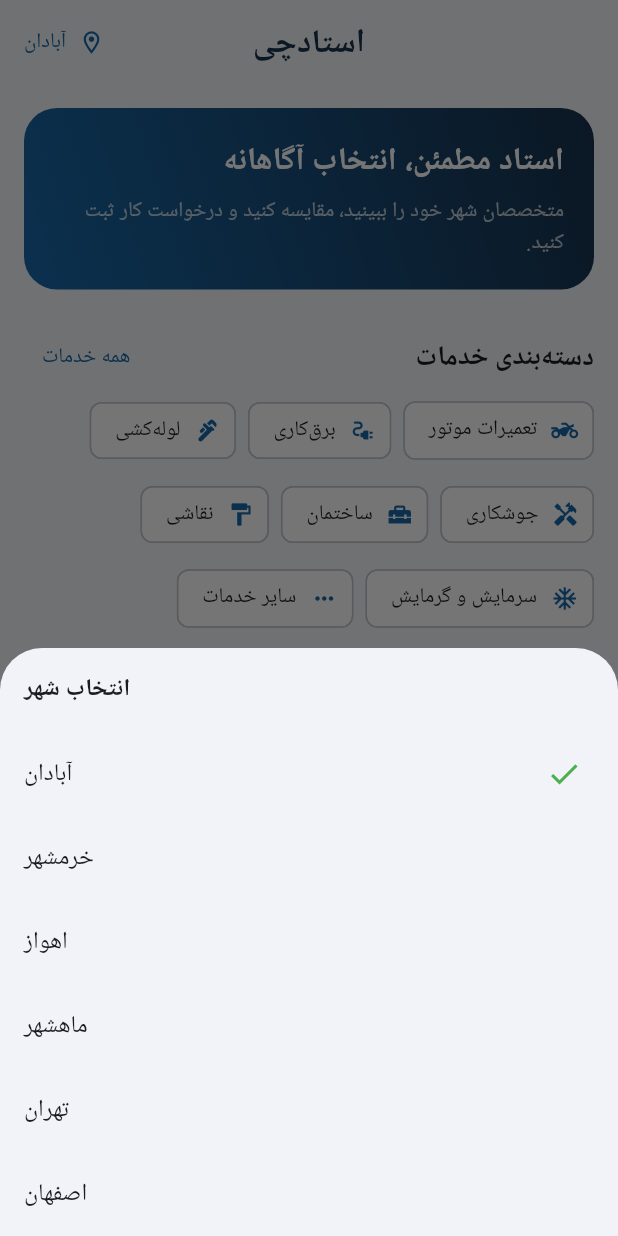
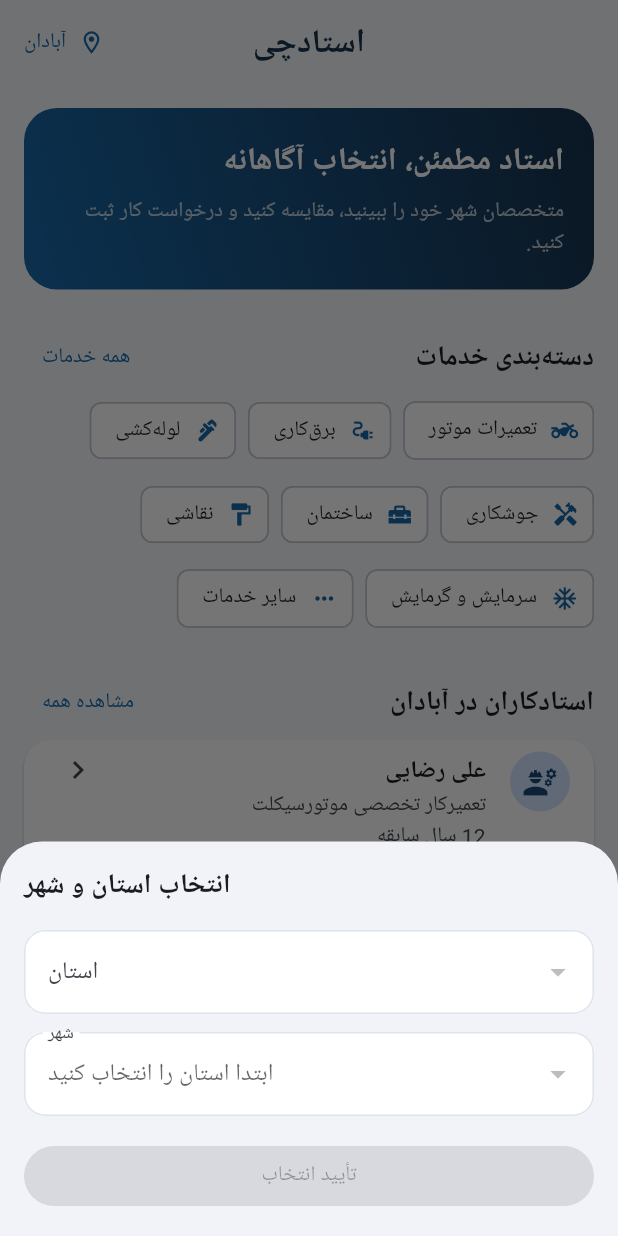
Before and after one commit to mahmood-shabani/ostadchi, a Flutter app: the screen it shows after launch, after a tap on "آبادان", on a phone screen of 412 x 824 dp. Run offline on Flutter 3.47's test engine with Material 3 defaults, Android fonts, the phone set to English and light mode, and no system bars; our stand-ins replace image_picker, shared_preferences, supabase_flutter; accounts and stored records are empty.

Commit message:
Use province and city cascade picker on home

```diff
--- a/lib/features/home/home_screen.dart
+++ b/lib/features/home/home_screen.dart
@@ -9,42 +9,7 @@ import '../requests/create_request_screen.dart';
 import '../requests/requests_screen.dart';
 import '../search/search_screen.dart';
 import '../workers/worker_detail_screen.dart';
-
-class _CityPicker extends StatefulWidget {
-  const _CityPicker({required this.currentCity, required this.cities});
-
-  final String currentCity;
-  final List<String> cities;
-
-  @override
-  State<_CityPicker> createState() => _CityPickerState();
-}
-
-class _CityPickerState extends State<_CityPicker> {
-  @override
-  Widget build(BuildContext context) {
-    return Padding(
-      padding: EdgeInsets.only(
-        bottom: MediaQuery.viewInsetsOf(context).bottom,
-      ),
-      child: ListView(
-        shrinkWrap: true,
-        children: [
-          const ListTile(
-            title: Text('انتخاب شهر', style: TextStyle(fontWeight: FontWeight.bold)),
-          ),
-          ...widget.cities.map((city) => ListTile(
-                title: Text(city),
-                trailing: city == widget.currentCity
-                    ? const Icon(Icons.check, color: Colors.green)
-                    : null,
-                onTap: () => Navigator.pop(context, city),
-              )),
-        ],
-      ),
-    );
-  }
-}
+import '../../widgets/iran_location_picker.dart';
 
 class HomeScreen extends StatefulWidget {
   const HomeScreen({super.key});
@@ -60,20 +25,12 @@ class _HomeScreenState extends State<HomeScreen> {
   final _repository = MarketplaceRepository();
   late Future<List<Worker>> _workers;
 
-  List<String> _cities = ['آبادان', 'خرمشهر', 'اهواز', 'ماهشهر', 'تهران', 'اصفهان'];
 
   @override
   void initState() {
     super.initState();
     _workers = _repository.getWorkers(city: _city);
     _loadCity();
-    _loadCities();
-  }
-
-  Future<void> _loadCities() async {
-    final cities = await _repository.getCityNames();
-    if (!mounted) return;
-    setState(() => _cities = cities);
   }
 
   Future<void> _loadCity() async {
@@ -86,21 +43,18 @@ class _HomeScreenState extends State<HomeScreen> {
   }
 
   Future<void> _chooseCity() async {
-    final selected = await showModalBottomSheet<String>(
-      context: context,
-      isScrollControlled: true,
-      builder: (sheetContext) => SafeArea(
-        child: _CityPicker(
-          currentCity: _city,
-          cities: _cities,
-        ),
-      ),
+    final current = await _repository.getCityByName(_city);
+    if (!mounted) return;
+    final selected = await showIranLocationPicker(
+      context,
+      initialCityId: current?['id']?.toString(),
     );
     if (selected == null) return;
-    await _cityStore.saveSelectedCity(selected);
+    final cityName = selected['city_name'].toString();
+    await _cityStore.saveSelectedCity(cityName);
     if (!mounted) return;
     setState(() {
-      _city = selected;
+      _city = cityName;
       _workers = _repository.getWorkers(city: _city);
     });
   }
```
